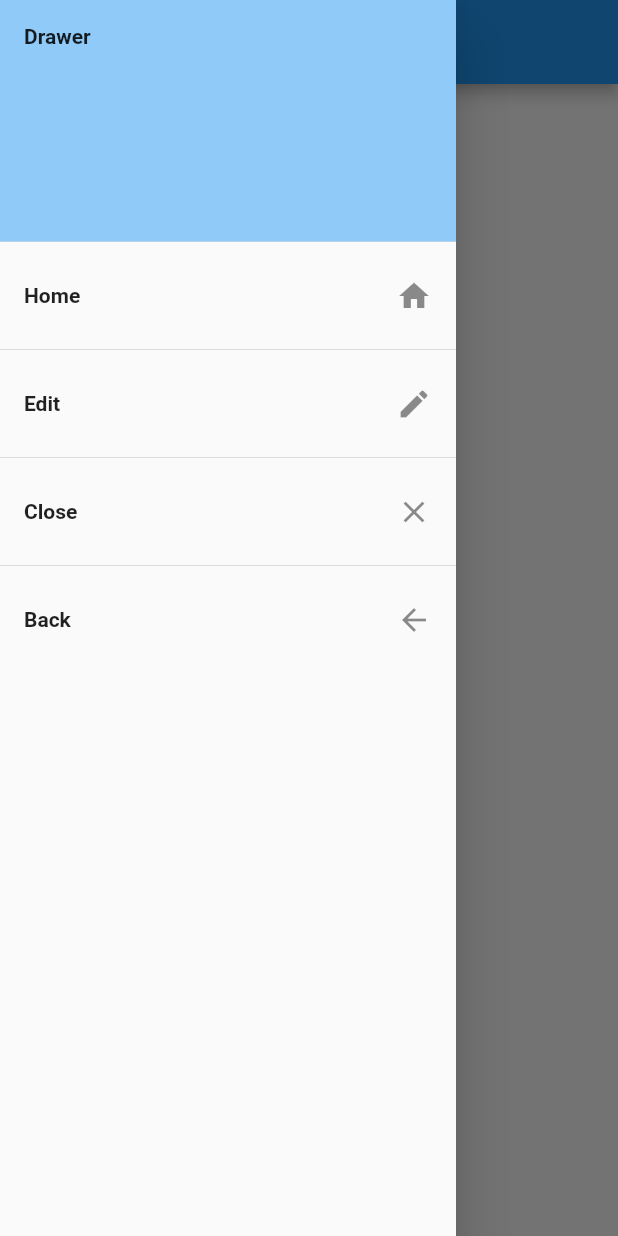
After one commit to ekiesow/Flutter-Effect, a Flutter app: the DrawerModule screen opened by its route, with the side drawer open, on a phone screen of 412 x 824 dp. The commit adds this screen. Run offline on Flutter 3.47's test engine with Material 2 defaults, Android fonts, the phone set to English and light mode, and no system bars; our stand-ins replace firebase_auth, shared_preferences; accounts and stored records are empty.

Commit message:
Added Drawer module.

```diff
--- /dev/null
+++ b/flutter_effect/lib/Home/modules/drawer/drawer_module.dart
@@ -0,0 +1,98 @@
+import 'package:flutter/material.dart';
+
+import 'package:flutter_effect/global_scaffold.dart';
+
+class DrawerModule extends StatefulWidget {
+  @override
+  _DrawerModuleState createState() => _DrawerModuleState();
+}
+
+class _DrawerModuleState extends State<DrawerModule> {
+
+  @override
+  Widget build(BuildContext context) {
+    return GlobalScaffold(
+      title: "Scaffold",
+      context: context,
+      body: DrawerBody(),
+      drawer: ModuleDrawer(),
+
+    );
+  }
+
+}
+
+class DrawerBody extends StatelessWidget {
+  @override
+  Widget build(BuildContext context) {
+    return Container(
+      child: Center(
+        child: Text("Coming Soon . . .",
+          style: TextStyle(
+            fontFamily: 'Roboto',
+          ),
+        ),
+      ),
+    );
+  }
+}
+
+class ModuleDrawer extends StatefulWidget {
+  @override
+  _ModuleDrawerState createState() => _ModuleDrawerState();
+}
+
+class _ModuleDrawerState extends State<ModuleDrawer> {
+  @override
+  Widget build(BuildContext context) {
+    return Drawer(
+      child: ListView(
+        padding: EdgeInsets.zero,
+        children: <Widget>[
+          DrawerHeader(
+            child: Text('Drawer',
+              style: TextStyle(
+                fontFamily: 'Roboto',
+              ),
+            ),
+            decoration: BoxDecoration(
+              color: Theme
+                  .of(context)
+                  .backgroundColor,
+            ),
+          ),
+        ] + listTiles + [
+          ListTile(
+            title: Text("Close"),
+            trailing: Icon(Icons.clear),
+            onTap: () {
+              Navigator.pop(context);
+            }
+          ),
+          Divider(),
+          ListTile(
+              title: Text("Back"),
+              trailing: Icon(Icons.arrow_back),
+              onTap: () {
+                Navigator.pop(context);
+                Navigator.pop(context);
+              }
+          ),
+        ]
+      ),
+    );
+  }
+
+  List<Widget> listTiles = [
+    ListTile(
+      title: Text("Home"),
+      trailing: Icon(Icons.home),
+    ),
+    Divider(),
+    ListTile(
+      title: Text("Edit"),
+      trailing: Icon(Icons.edit),
+    ),
+    Divider(),
+  ];
+}
--- a/flutter_effect/lib/main.dart
+++ b/flutter_effect/lib/main.dart
@@ -3,6 +3,7 @@ import 'package:flutter/material.dart';
 import 'package:flutter_effect/Auth/auth.dart';
 import 'package:flutter_effect/Auth/auth_provider.dart';
 import 'package:flutter_effect/Auth/root_page.dart';
+import 'package:flutter_effect/Home/modules/drawer/drawer_module.dart';
 import 'package:flutter_effect/Home/modules/scaffold/appBar_module.dart';
 import 'package:flutter_effect/Home/modules/scaffold/scaffold_module.dart';
 
@@ -22,7 +23,7 @@ class FlutterEffect extends StatelessWidget {
         routes: {
           'Scaffold' : (context) => ScaffoldModule(),
           'AppBar' : (context) => AppBarModule(),
-//        'Drawer' : (context) => DrawerModule(),
+        'Drawer' : (context) => DrawerModule(),
         },
         debugShowCheckedModeBanner: false,
       ),
```
